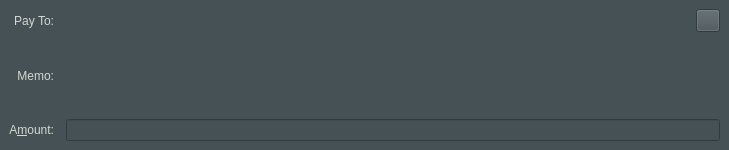
Old version of the form src/qt/forms/sendcoinsentry.ui in the repository xCryptoCash/veles.
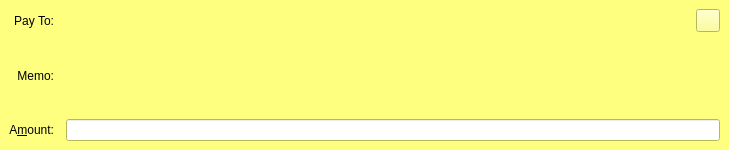
New version of the form. The open tabs and pages were chosen to show the change. Icons and pictures are not drawn. Custom widgets are drawn as their Qt base class.

```diff
--- a/src/qt/forms/sendcoinsentry.ui
+++ b/src/qt/forms/sendcoinsentry.ui
@@ -16,11 +16,6 @@
   <property name="autoFillBackground">
    <bool>false</bool>
   </property>
-  <property name="styleSheet">
-   <string notr="true">background-color:rgb(70, 81, 86);
-color:rgb(211, 215, 207);
-font: 75 12pt &quot;Uroob&quot;;</string>
-  </property>
   <widget class="QFrame" name="SendCoins">
    <property name="toolTip">
     <string>This is a normal payment.</string>
@@ -248,18 +243,18 @@
       <colorrole role="WindowText">
        <brush brushstyle="SolidPattern">
         <color alpha="255">
-         <red>211</red>
-         <green>215</green>
-         <blue>207</blue>
+         <red>0</red>
+         <green>0</green>
+         <blue>0</blue>
         </color>
        </brush>
       </colorrole>
       <colorrole role="Button">
        <brush brushstyle="SolidPattern">
         <color alpha="255">
-         <red>70</red>
-         <green>81</green>
-         <blue>86</blue>
+         <red>255</red>
+         <green>255</green>
+         <blue>127</blue>
         </color>
        </brush>
       </colorrole>
@@ -302,9 +297,9 @@
       <colorrole role="Text">
        <brush brushstyle="SolidPattern">
         <color alpha="255">
-         <red>211</red>
-         <green>215</green>
-         <blue>207</blue>
+         <red>0</red>
+         <green>0</green>
+         <blue>0</blue>
         </color>
        </brush>
       </colorrole>
@@ -320,27 +315,27 @@
       <colorrole role="ButtonText">
        <brush brushstyle="SolidPattern">
         <color alpha="255">
-         <red>211</red>
-         <green>215</green>
-         <blue>207</blue>
+         <red>0</red>
+         <green>0</green>
+         <blue>0</blue>
         </color>
        </brush>
       </colorrole>
       <colorrole role="Base">
        <brush brushstyle="SolidPattern">
         <color alpha="255">
-         <red>70</red>
-         <green>81</green>
-         <blue>86</blue>
+         <red>255</red>
+         <green>255</green>
+         <blue>255</blue>
         </color>
        </brush>
       </colorrole>
       <colorrole role="Window">
        <brush brushstyle="SolidPattern">
         <color alpha="255">
-         <red>70</red>
-         <green>81</green>
-         <blue>86</blue>
+         <red>255</red>
+         <green>255</green>
+         <blue>127</blue>
         </color>
        </brush>
       </colorrole>
@@ -385,18 +380,18 @@
       <colorrole role="WindowText">
        <brush brushstyle="SolidPattern">
         <color alpha="255">
-         <red>211</red>
-         <green>215</green>
-         <blue>207</blue>
+         <red>0</red>
+         <green>0</green>
+         <blue>0</blue>
         </color>
        </brush>
       </colorrole>
       <colorrole role="Button">
        <brush brushstyle="SolidPattern">
         <color alpha="255">
-         <red>70</red>
-         <green>81</green>
-         <blue>86</blue>
+         <red>255</red>
+         <green>255</green>
+         <blue>127</blue>
         </color>
        </brush>
       </colorrole>
@@ -439,9 +434,9 @@
       <colorrole role="Text">
        <brush brushstyle="SolidPattern">
         <color alpha="255">
-         <red>211</red>
-         <green>215</green>
-         <blue>207</blue>
+         <red>0</red>
+         <green>0</green>
+         <blue>0</blue>
         </color>
        </brush>
       </colorrole>
@@ -457,27 +452,27 @@
       <colorrole role="ButtonText">
        <brush brushstyle="SolidPattern">
         <color alpha="255">
-         <red>211</red>
-         <green>215</green>
-         <blue>207</blue>
+         <red>0</red>
+         <green>0</green>
+         <blue>0</blue>
         </color>
        </brush>
       </colorrole>
       <colorrole role="Base">
        <brush brushstyle="SolidPattern">
         <color alpha="255">
-         <red>70</red>
-         <green>81</green>
-         <blue>86</blue>
+         <red>255</red>
+         <green>255</green>
+         <blue>255</blue>
         </color>
        </brush>
       </colorrole>
       <colorrole role="Window">
        <brush brushstyle="SolidPattern">
         <color alpha="255">
-         <red>70</red>
-         <green>81</green>
-         <blue>86</blue>
+         <red>255</red>
+         <green>255</green>
+         <blue>127</blue>
         </color>
        </brush>
       </colorrole>
@@ -522,18 +517,18 @@
       <colorrole role="WindowText">
        <brush brushstyle="SolidPattern">
         <color alpha="255">
-         <red>211</red>
-         <green>215</green>
-         <blue>207</blue>
+         <red>127</red>
+         <green>127</green>
+         <blue>63</blue>
         </color>
        </brush>
       </colorrole>
       <colorrole role="Button">
        <brush brushstyle="SolidPattern">
         <color alpha="255">
-         <red>70</red>
-         <green>81</green>
-         <blue>86</blue>
+         <red>255</red>
+         <green>255</green>
+         <blue>127</blue>
         </color>
        </brush>
       </colorrole>
@@ -576,9 +571,9 @@
       <colorrole role="Text">
        <brush brushstyle="SolidPattern">
         <color alpha="255">
-         <red>211</red>
-         <green>215</green>
-         <blue>207</blue>
+         <red>127</red>
+         <green>127</green>
+         <blue>63</blue>
         </color>
        </brush>
       </colorrole>
@@ -594,27 +589,27 @@
       <colorrole role="ButtonText">
        <brush brushstyle="SolidPattern">
         <color alpha="255">
-         <red>211</red>
-         <green>215</green>
-         <blue>207</blue>
+         <red>127</red>
+         <green>127</green>
+         <blue>63</blue>
         </color>
        </brush>
       </colorrole>
       <colorrole role="Base">
        <brush brushstyle="SolidPattern">
         <color alpha="255">
-         <red>70</red>
-         <green>81</green>
-         <blue>86</blue>
+         <red>255</red>
+         <green>255</green>
+         <blue>127</blue>
         </color>
        </brush>
       </colorrole>
       <colorrole role="Window">
        <brush brushstyle="SolidPattern">
         <color alpha="255">
-         <red>70</red>
-         <green>81</green>
-         <blue>86</blue>
+         <red>255</red>
+         <green>255</green>
+         <blue>127</blue>
         </color>
        </brush>
       </colorrole>
@@ -661,7 +656,7 @@
     <string>This is an unauthenticated payment request.</string>
    </property>
    <property name="autoFillBackground">
-    <bool>false</bool>
+    <bool>true</bool>
    </property>
    <property name="frameShape">
     <enum>QFrame::NoFrame</enum>
```
Left out of the diff: 134 changed lines with no effect on the pictures.
